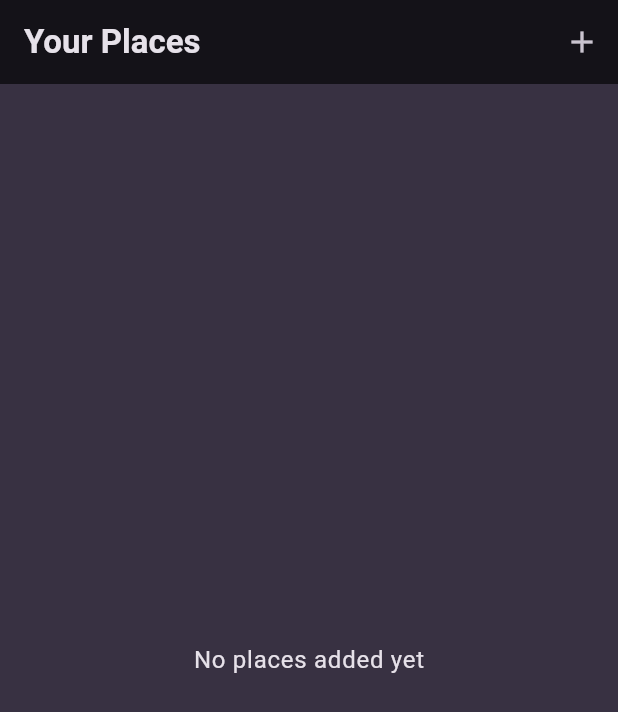
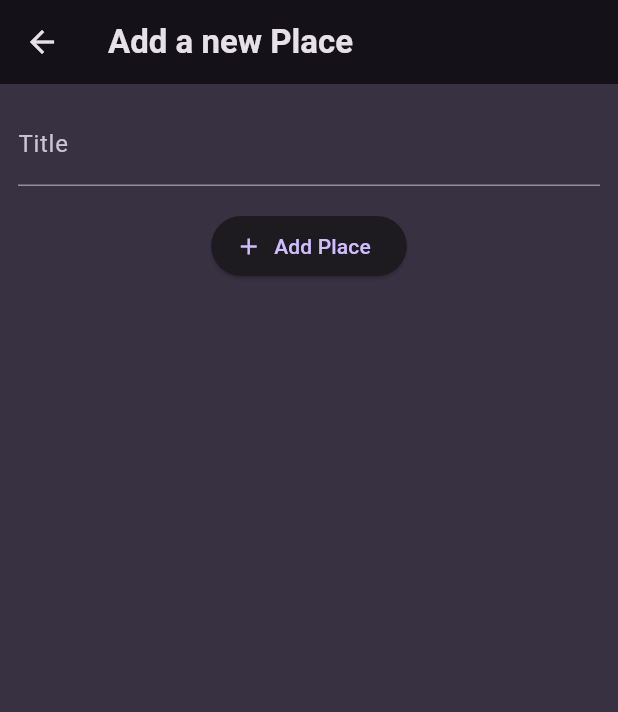
Before and after one commit to Silva3012/memo_loc, a Flutter app: the screen it shows after launch, after a tap on the "add" icon, on a phone screen of 412 x 824 dp. Shown: the top 712 px of the screen. Run offline on Flutter 3.47's test engine with Material 3 defaults, Android fonts, the phone set to English and light mode, and no system bars; our stand-ins replace google_fonts.

Commit message:
feat: create add place screen

```diff
--- a/lib/screens/add_place.dart
+++ b/lib/screens/add_place.dart
@@ -0,0 +1,49 @@
+import 'package:flutter/material.dart';
+
+class AddPlaceScreen extends StatefulWidget {
+  const AddPlaceScreen({super.key});
+
+  @override
+  State<AddPlaceScreen> createState() => _AddPlaceScreenState();
+}
+
+class _AddPlaceScreenState extends State<AddPlaceScreen> {
+  final _titleController = TextEditingController();
+
+  @override
+  void dispose() {
+    _titleController.dispose();
+    super.dispose();
+  }
+
+  @override
+  Widget build(BuildContext context) {
+    return Scaffold(
+      appBar: AppBar(
+        title: const Text('Add a new Place'),
+      ),
+      body: SingleChildScrollView(
+        padding: const EdgeInsets.all(12),
+        child: Column(
+          children: [
+            TextField(
+              decoration: const InputDecoration(labelText: 'Title'),
+              controller: _titleController,
+              style: TextStyle(
+                color: Theme.of(context).colorScheme.onBackground,
+              ),
+            ),
+            const SizedBox(
+              height: 16,
+            ),
+            ElevatedButton.icon(
+              onPressed: () {},
+              label: const Text('Add Place'),
+              icon: const Icon(Icons.add),
+            ),
+          ],
+        ),
+      ),
+    );
+  }
+}
--- a/lib/screens/places_screen.dart
+++ b/lib/screens/places_screen.dart
@@ -1,4 +1,5 @@
 import 'package:flutter/material.dart';
+import 'package:memo_loc/screens/add_place.dart';
 import 'package:memo_loc/widgets/places_list.dart';
 
 class PlacesScreen extends StatelessWidget {
@@ -11,7 +12,13 @@
         title: const Text('Your Places'),
         actions: [
           IconButton(
-            onPressed: () {},
+            onPressed: () {
+              Navigator.of(context).push(
+                MaterialPageRoute(
+                  builder: (context) => const AddPlaceScreen(),
+                ),
+              );
+            },
             icon: const Icon(Icons.add),
           ),
         ],
```
